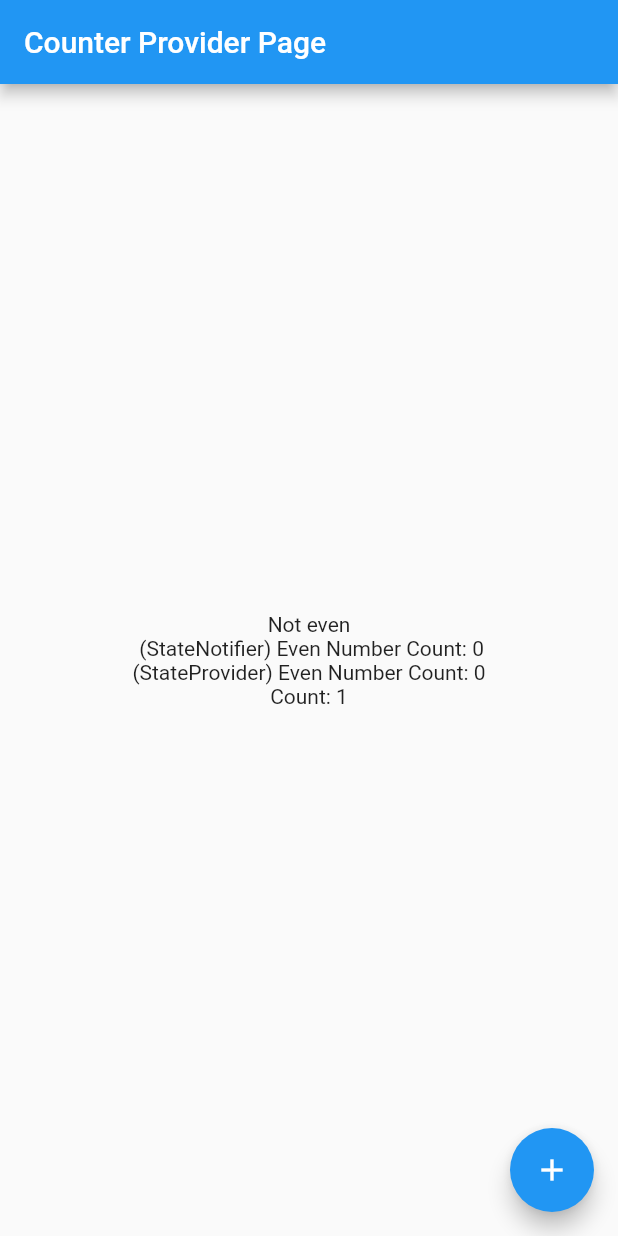
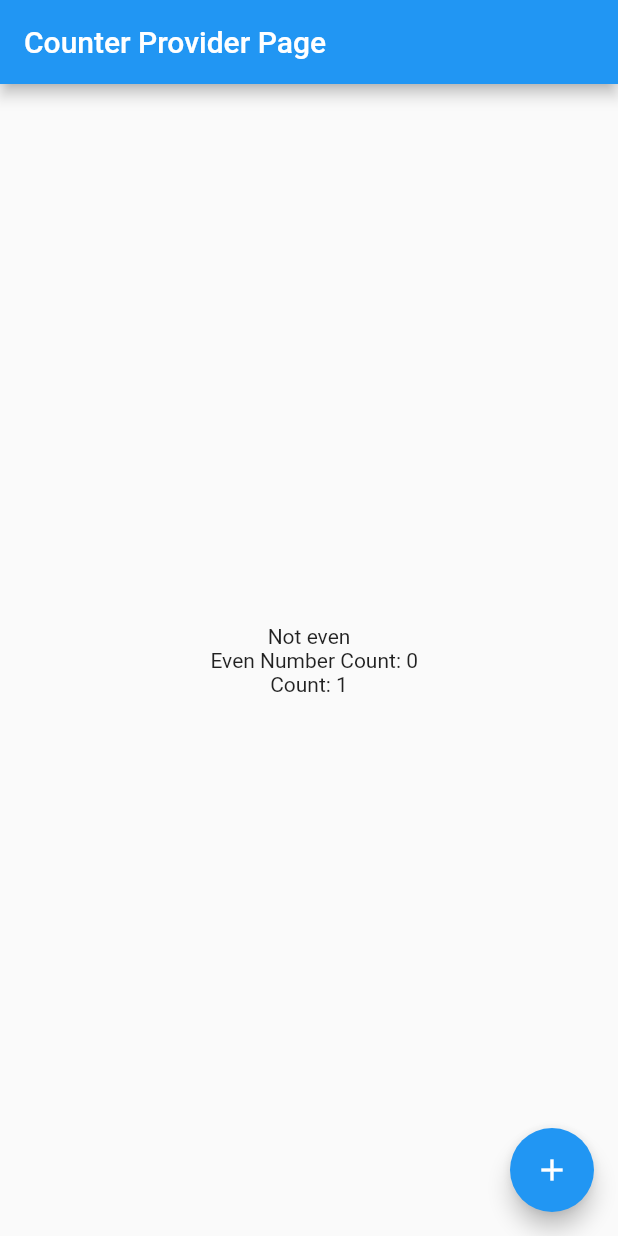
Before and after one commit to NickZt/h1_flutter_riverpod, a Flutter app: the screen it shows after launch, after a tap on the "add" icon, on a phone screen of 412 x 824 dp. Run offline on Flutter 3.47's test engine with Material 2 defaults, Android fonts, the phone set to English and light mode, and no system bars; our stand-ins replace flutter_riverpod, freezed_annotation.

Commit message:
migrated to a ViewModel

```diff
--- a/lib/presentation/manager/bindings/counter_notifier.dart
+++ /dev/null
@@ -1,16 +0,0 @@
-import 'package:flutter_riverpod/flutter_riverpod.dart';
-import 'package:h1_flutter_riverpod/data/models/counter_model.dart';
-
-// class to control the state, in particular to store its current value
-// and increase it when the user presses the + button
-class CounterNotifier extends StateNotifier<CounterModel> {
-  CounterNotifier() : super(_initialValue);
-  static const _initialValue = CounterModel(0);
-
-  //An external class can call this,
-  // will result in the replacement of state with a new instance of CountModel,
-  // the internal count of which is one more than the last instance of CountModel
-  void increment() {
-    state = CounterModel(state.count + 1);
-  }
-}
--- a/lib/presentation/manager/bindings/counter_view_binding.dart
+++ /dev/null
@@ -1,36 +0,0 @@
-import 'package:flutter_riverpod/flutter_riverpod.dart';
-import 'package:h1_flutter_riverpod/data/models/counter_model.dart';
-import 'package:h1_flutter_riverpod/presentation/manager/bindings/even_counter_notifier.dart';
-import 'package:h1_flutter_riverpod/presentation/manager/bindings/counter_notifier.dart';
-import 'package:h1_flutter_riverpod/presentation/manager/bindings/view_states_notifier.dart';
-import 'package:h1_flutter_riverpod/presentation/manager/bindings/views_state.dart';
-
-final isEvenProvider = Provider.autoDispose<bool>((ref) {
-  final counter = ref.watch(counterProvider);
-  return (counter.count % 2 == 0);
-});
-
-// StateNotifier and even numbers counter in a separate class
-final evenCounterProviderAsSeparateState =
-    StateNotifierProvider.autoDispose<EvenCounterNotifier, EvenCounterModel>((ref) {
-  return EvenCounterNotifier();
-});
-
-//  StateProvider and even numbers counter in a state provider
-final evenCounterProvider = Provider.autoDispose<int>((ref) {
-  ref.listen<bool>(isEvenProvider, (previous, next) {
-    if (next) {
-      ref.state++;
-    }
-  });
-  return 0;
-});
-
-final counterProvider =
-    StateNotifierProvider.autoDispose<CounterNotifier, CounterModel>((ref) {
-  return CounterNotifier();
-});
-
-final viewStateProvider = StateNotifierProvider.autoDispose<ViewsNotifier, ViewsState>(
-      (ref) => ViewsNotifier(),
-);
--- a/lib/presentation/manager/bindings/even_counter_notifier.dart
+++ /dev/null
@@ -1,16 +0,0 @@
-import 'package:flutter_riverpod/flutter_riverpod.dart';
-import 'package:h1_flutter_riverpod/data/models/counter_model.dart';
-
-// class to control the state, in particular to store its current value
-// and increase it when the user presses the + button
-class EvenCounterNotifier extends StateNotifier<EvenCounterModel> {
-  EvenCounterNotifier() : super(_initialValue);
-  static const _initialValue = EvenCounterModel(0);
-
-  //An external class can call this,
-  // will result in the replacement of state with a new instance of CountModel,
-  // the internal count of which is one more than the last instance of CountModel
-  void increment() {
-    state = EvenCounterModel(state.count + 1);
-  }
-}
--- a/lib/presentation/manager/bindings/view_states_notifier.dart
+++ /dev/null
@@ -1,12 +0,0 @@
-import 'package:flutter_riverpod/flutter_riverpod.dart';
-import 'package:h1_flutter_riverpod/presentation/manager/bindings/views_state.dart';
-
-// class to control the state, in particular to store its current value
-// and increase it when the user presses the + button
-class ViewsNotifier extends StateNotifier<ViewsState> {
-  /// Base constructor defines inital state
-  ViewsNotifier({ViewsState? initialState})
-      : super(initialState ?? ViewsState.odd());
-
-  void reset() => state = ViewsState.odd();
-}
--- /dev/null
+++ b/lib/presentation/manager/counter_view_model.dart
@@ -0,0 +1,57 @@
+import 'package:flutter/material.dart';
+import 'package:flutter_riverpod/flutter_riverpod.dart';
+import 'package:h1_flutter_riverpod/data/models/counter_model.dart';
+
+import 'model/view_state.dart';
+
+final viewModelProvider = ChangeNotifierProvider((ref) => ViewModel());
+
+class ViewModel extends ChangeNotifier {
+  ViewModel();
+
+  CounterModel _counter = CounterModel(0);
+
+  CounterModel get counter => _counter;
+
+  void increment() {
+    _counter = CounterModel(_counter.count + 1);
+  }
+
+  bool isEven() {
+    return (_counter.count % 2 == 0);
+  }
+
+  ViewState _state = ViewState.odd();
+
+  ViewState get state => _state;
+
+  void resetState() {
+    _state = ViewState.odd();
+    notifyListeners();
+  }
+
+  void setState(ViewState viewsState) => _state = viewsState;
+
+  CounterModel _evenCounter = CounterModel(0);
+
+  CounterModel get evenCounter => _evenCounter;
+
+  void incrementEvenCounter() {
+    _evenCounter = CounterModel(_evenCounter.count + 1);
+  }
+
+  void onFabPressed() {
+    increment();
+    if (isEven()) {
+      setEvenState();
+    } else
+      resetState();
+  }
+
+
+  void setEvenState() {
+    incrementEvenCounter();
+    setState(ViewState.even());
+    notifyListeners();
+  }
+}
--- a/lib/presentation/pages/home_page.dart
+++ b/lib/presentation/pages/home_page.dart
@@ -1,6 +1,6 @@
 import 'package:flutter/material.dart';
 import 'package:flutter_riverpod/flutter_riverpod.dart';
-import 'package:h1_flutter_riverpod/presentation/manager/bindings/counter_view_binding.dart';
+import 'package:h1_flutter_riverpod/presentation/manager/counter_view_model.dart';
 import 'package:h1_flutter_riverpod/presentation/manager/view_states_render_contract.dart';
 import 'package:h1_flutter_riverpod/presentation/widgets/counter_widget.dart';
 
@@ -9,7 +9,8 @@ class MyHomePage extends ConsumerWidget with ViewStatesRenderContract {
 
   @override
   Widget build(BuildContext context, WidgetRef ref) {
-    final state = ref.watch(viewStateProvider);
+    final state =
+        ref.watch(viewModelProvider.select((value) => value.state));
     return Scaffold(
       appBar: AppBar(
         title: Text('Counter Provider Page'),
@@ -17,7 +18,7 @@ class MyHomePage extends ConsumerWidget with ViewStatesRenderContract {
       body: render(state, ref),
       floatingActionButton: FloatingActionButton(
         onPressed: () {
-          onFabPressed(ref);
+          ref.read(viewModelProvider.notifier).onFabPressed();
         },
         child: Icon(Icons.add),
       ),
@@ -35,7 +36,6 @@ class MyHomePage extends ConsumerWidget with ViewStatesRenderContract {
           Text('Count: $counter'),
           CounterIsEven(),
           EvenCounter(),
-          EvenCounterFromProvider(),
         ],
       ),
     );
@@ -50,19 +50,12 @@ class MyHomePage extends ConsumerWidget with ViewStatesRenderContract {
         children: [
           CounterIsEven(),
           EvenCounter(),
-          EvenCounterFromProvider(),
           Text('Count: $counter'),
         ],
       ),
     );
   }
 
-  buildCount(WidgetRef ref) => ref.watch(counterProvider).count;
-
-  void onFabPressed(WidgetRef ref) {
-    ref.read(counterProvider.notifier).increment();
-    final isEven = ref.watch(isEvenProvider);
-    if (isEven)
-      ref.read(evenCounterProviderAsSeparateState.notifier).increment();
-  }
+  buildCount(WidgetRef ref) =>
+      ref.watch(viewModelProvider.select((value) => value.counter.count));
 }
--- a/lib/presentation/widgets/counter_widget.dart
+++ b/lib/presentation/widgets/counter_widget.dart
@@ -1,33 +1,27 @@
 import 'package:flutter/material.dart';
 import 'package:flutter_riverpod/flutter_riverpod.dart';
-import 'package:h1_flutter_riverpod/presentation/manager/bindings/counter_view_binding.dart';
+import 'package:h1_flutter_riverpod/presentation/manager/counter_view_model.dart';
 
 class CounterIsEven extends ConsumerWidget {
   const CounterIsEven({Key? key}) : super(key: key);
 
   @override
   Widget build(BuildContext context, WidgetRef ref) {
-    final isEven = ref.watch(isEvenProvider);
+    final isEven =
+        ref.watch(viewModelProvider.select((value) => value.isEven()));
     return Text(isEven ? 'Is even' : 'Not even');
   }
 }
 
-class EvenCounterFromProvider extends ConsumerWidget {
-  const EvenCounterFromProvider({Key? key}) : super(key: key);
 
-  @override
-  Widget build(BuildContext context, WidgetRef ref) {
-    final evenCount = ref.watch(evenCounterProvider);
-    return Text('(StateProvider) Even Number Count: $evenCount');
-  }
-}
 
 class EvenCounter extends ConsumerWidget {
   const EvenCounter({Key? key}) : super(key: key);
 
   @override
   Widget build(BuildContext context, WidgetRef ref) {
-    final evenCount = ref.watch(evenCounterProviderAsSeparateState).count;
-    return Text(' (StateNotifier) Even Number Count: $evenCount');
+    final evenCount = ref.watch(
+        viewModelProvider.select((value) => value.evenCounter.count));
+    return Text('  Even Number Count: $evenCount');
   }
 }
```
Also changed, not shown: lib/presentation/manager/bindings/views_state.dart (deleted, +0 -16 lines), lib/presentation/manager/model/view_state.dart (added, +16 -0 lines), lib/presentation/manager/model/view_state.freezed.dart, pubspec.lock, 1 other file.
